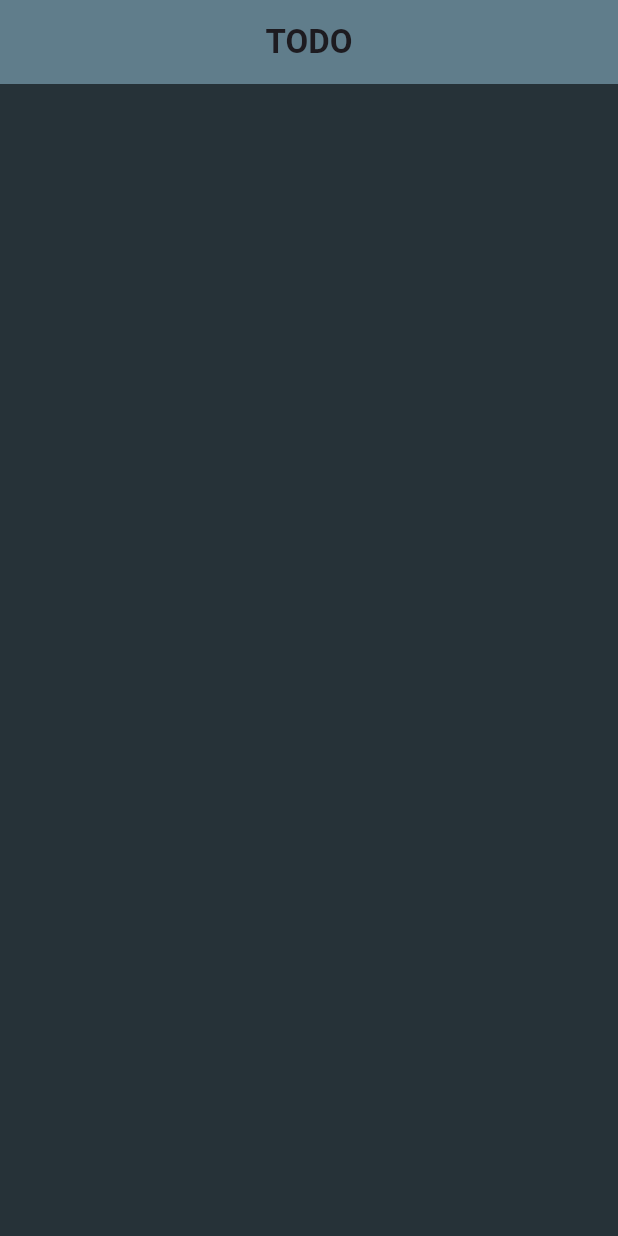
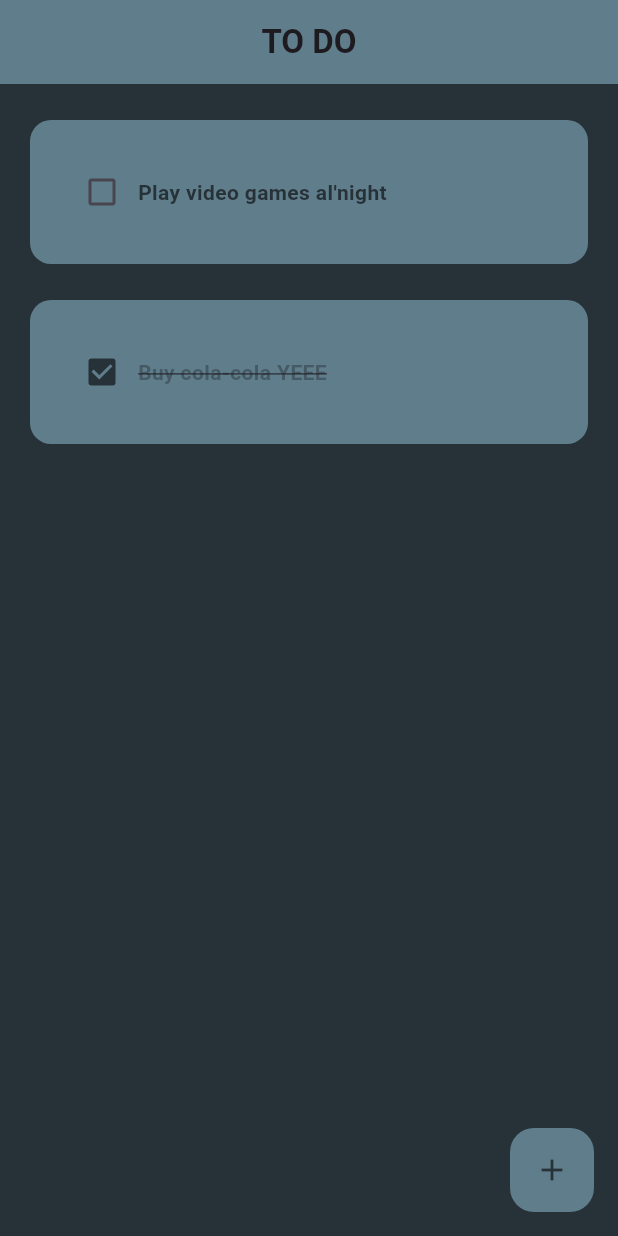
Before and after one commit to kadu-pudin/TODO-app, a Flutter app: the screen it shows after launch, on a phone screen of 412 x 824 dp. Run offline on Flutter 3.47's test engine with Material 3 defaults, Android fonts, the phone set to English and light mode, and no system bars.

Commit message:
Add main elements

```diff
--- a/todo_app/lib/homepage.dart
+++ /dev/null
@@ -1,25 +0,0 @@
-import 'package:flutter/material.dart';
-
-class HomePage extends StatefulWidget {
-  const HomePage({super.key});
-
-  @override
-  State<HomePage> createState() => _HomePageState();
-}
-
-class _HomePageState extends State<HomePage> {
-  @override
-  Widget build(BuildContext context) {
-    return Scaffold(
-      appBar: AppBar(
-        backgroundColor: Colors.blueGrey,
-        elevation: 0.0,
-        centerTitle: true,
-        title: Text(
-          "TODO",
-          style: TextStyle(fontWeight: FontWeight.bold),
-        ),
-      ),
-    );
-  }
-}
--- a/todo_app/lib/main.dart
+++ b/todo_app/lib/main.dart
@@ -1,16 +1,18 @@
 import 'package:flutter/material.dart';
-import 'package:todo_app/homepage.dart';
+import 'package:todo_app/pages/homepage.dart';
 
-void main() => runApp(const MainApp());
+void main() => runApp(MainApp());
+
+// lightColor = Colors.blueGrey | darkColor = Colors.blueGrey[900]
 
 class MainApp extends StatelessWidget {
-  const MainApp({super.key});
+  MainApp({super.key});
 
   @override
   Widget build(BuildContext context) {
     return MaterialApp(
         debugShowCheckedModeBanner: false,
         home: HomePage(),
-        theme: ThemeData(scaffoldBackgroundColor: Colors.blueGrey[900]));
+        theme: ThemeData());
   }
 }
--- /dev/null
+++ b/todo_app/lib/pages/homepage.dart
@@ -0,0 +1,56 @@
+import 'package:flutter/material.dart';
+import 'package:todo_app/utilities/todo_tile.dart';
+
+class HomePage extends StatefulWidget {
+  const HomePage({super.key});
+
+  @override
+  State<HomePage> createState() => _HomePageState();
+}
+
+class _HomePageState extends State<HomePage> {
+  List toDoList = [
+    ["Play video games al'night", false],
+    ["Buy cola-cola YEEE", true]
+  ];
+
+  void checkBoxChanged(bool? value, int index) {
+    setState(() {
+      toDoList[index][1] = !toDoList[index][1];
+    });
+  }
+
+  @override
+  Widget build(BuildContext context) {
+    return Scaffold(
+      backgroundColor: Colors.blueGrey[900],
+      appBar: AppBar(
+        backgroundColor: Colors.blueGrey,
+        elevation: 0.0,
+        centerTitle: true,
+        title: Text(
+          "TO DO",
+          style: TextStyle(fontWeight: FontWeight.bold),
+        ),
+      ),
+      floatingActionButton: FloatingActionButton(
+        onPressed: () => [],
+        child: Icon(
+          Icons.add,
+          color: Colors.blueGrey[900],
+        ),
+        backgroundColor: Colors.blueGrey,
+        elevation: 0.0,
+      ),
+      body: ListView.builder(
+        itemCount: toDoList.length,
+        itemBuilder: (context, index) {
+          return ToDoTile(
+              taskName: toDoList[index][0],
+              taskCompleted: toDoList[index][1],
+              onChanged: (value) => checkBoxChanged(value, index));
+        },
+      ),
+    );
+  }
+}
--- /dev/null
+++ b/todo_app/lib/utilities/todo_tile.dart
@@ -0,0 +1,47 @@
+import 'package:flutter/material.dart';
+
+class ToDoTile extends StatelessWidget {
+  final String taskName;
+  final bool taskCompleted;
+  Function(bool?)? onChanged;
+
+  ToDoTile(
+      {super.key,
+      required this.taskName,
+      required this.taskCompleted,
+      required this.onChanged});
+
+  @override
+  Widget build(BuildContext context) {
+    return Container(
+      margin: EdgeInsets.only(
+        top: 24,
+        right: 20,
+        left: 20,
+      ),
+      padding: EdgeInsets.all(24),
+      decoration: BoxDecoration(
+          color: Colors.blueGrey, borderRadius: BorderRadius.circular(14)),
+      child: Row(
+        children: [
+          Checkbox(
+            value: taskCompleted,
+            onChanged: onChanged,
+            activeColor: Colors.blueGrey[900],
+            checkColor: Colors.blueGrey,
+          ),
+          Text(
+            taskName,
+            style: TextStyle(
+                fontWeight: FontWeight.bold,
+                color:
+                    taskCompleted ? Colors.blueGrey[700] : Colors.blueGrey[900],
+                decoration: taskCompleted
+                    ? TextDecoration.lineThrough
+                    : TextDecoration.none),
+          ),
+        ],
+      ),
+    );
+  }
+}
```
